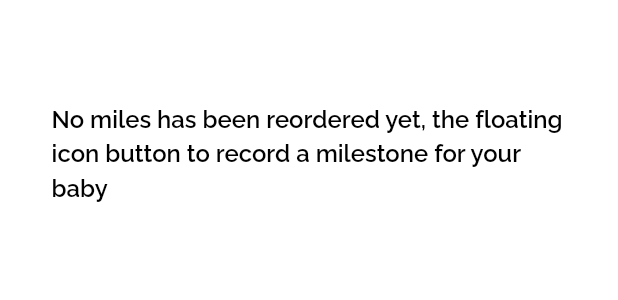
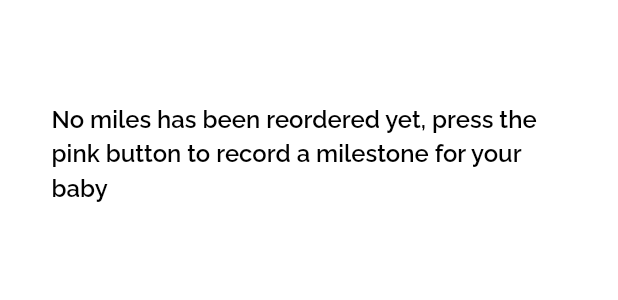
Before and after one commit to angeloobeta/baby-milestone-tracker, a Flutter app: the MileStoneDetailPage widget shown alone on an empty page, opened directly with empty values, on a phone screen of 412 x 824 dp. Shown: the part 509-809 px from the top of the screen. Run offline on Flutter 3.47's test engine with Material 2 defaults, Android fonts, the phone set to English and light mode, and no system bars; our stand-ins replace another_flushbar, carousel_slider, dotted_line, dropdown_search, flutter_animate, flutter_colorpicker and 14 more; missing offline and left inert: clipboard, flutter_swipe_detector; accounts and stored records are empty.

Commit message:
optimised the code base

```diff
--- a/lib/view/page/mileStone/mileStoneDetail.dart
+++ b/lib/view/page/mileStone/mileStoneDetail.dart
@@ -75,7 +75,7 @@ class MileStoneDetailPage extends StatelessWidget {
                                 child: Padding(
                                   padding: EdgeInsets.all(20.0),
                                   child: GeneralTextDisplay(
-                                      "No miles has been reordered yet, the floating icon button to record a milestone for your baby",
+                                      "No miles has been reordered yet, press the pink button to record a milestone for your baby",
                                       black,
                                       4,
                                       18,
@@ -92,21 +92,35 @@ class MileStoneDetailPage extends StatelessWidget {
                                       Card(
                                         child: ListTile(
                                           title: GeneralTextDisplay(
-                                              categoryMilestones[index].title,
+                                              "Title: ${categoryMilestones[index].title}",
                                               black,
                                               1,
                                               16,
                                               FontWeight.w500,
                                               ""),
                                           subtitle: GeneralTextDisplay(
-                                              '${categoryMilestones[index].description} \n ${categoryMilestones[index].typeOfMilestone} \n${categoryMilestones[index].dateOfCreate}',
+                                              'Description: ${categoryMilestones[index].description} \nMile Stone: ${categoryMilestones[index].typeOfMilestone} \nDate of creation: ${categoryMilestones[index].dateOfCreate}',
                                               black,
                                               6,
                                               12,
                                               FontWeight.w400,
                                               ""),
-                                          trailing: const Icon(
-                                              Icons.delete_forever_sharp),
+                                          trailing: GestureDetector(
+                                            onTap: () {
+                                              model.onDeleteMileStone(
+                                                  context, index);
+                                              Navigator.push(
+                                                  context,
+                                                  MaterialPageRoute(
+                                                      builder: (context) =>
+                                                          MileStoneDetailPage(
+                                                              title: title,
+                                                              milesOption:
+                                                                  milesOption)));
+                                            },
+                                            child: const Icon(
+                                                Icons.delete_forever_sharp),
+                                          ),
                                         ),
                                       )
                                     ]
--- a/lib/view/reusableWidgets/general/pageTab.dart
+++ b/lib/view/reusableWidgets/general/pageTab.dart
@@ -86,6 +86,7 @@ Widget tabWidget(context,
       children: [
         // dashboard page
         SvgPicture.asset("assets/svg/$image.svg",
+            color: isSelected ? pink : gray3,
             height: sS(context).cH(height: 22)),
         S(h: 10),
         //label
--- a/lib/viewModel/mileStone/mileStone.dart
+++ b/lib/viewModel/mileStone/mileStone.dart
@@ -1,3 +1,11 @@
+import 'package:baby_milestones_tracker/model/models/mileStone.dart';
 import 'package:baby_milestones_tracker/viewModel/dashboard/dashboard.dart';
+import 'package:hive/hive.dart';
 
-class MileStoneViewModel extends DashBoardViewModel {}
+class MileStoneViewModel extends DashBoardViewModel {
+  onDeleteMileStone(context, index) {
+    final milestonesBox = Hive.box<Milestone>('milestones');
+    milestonesBox.delete(index);
+    print("Successfully deleted");
+  }
+}
```
Also changed, not shown: assets/svg/dashboardSelected.svg (added).
